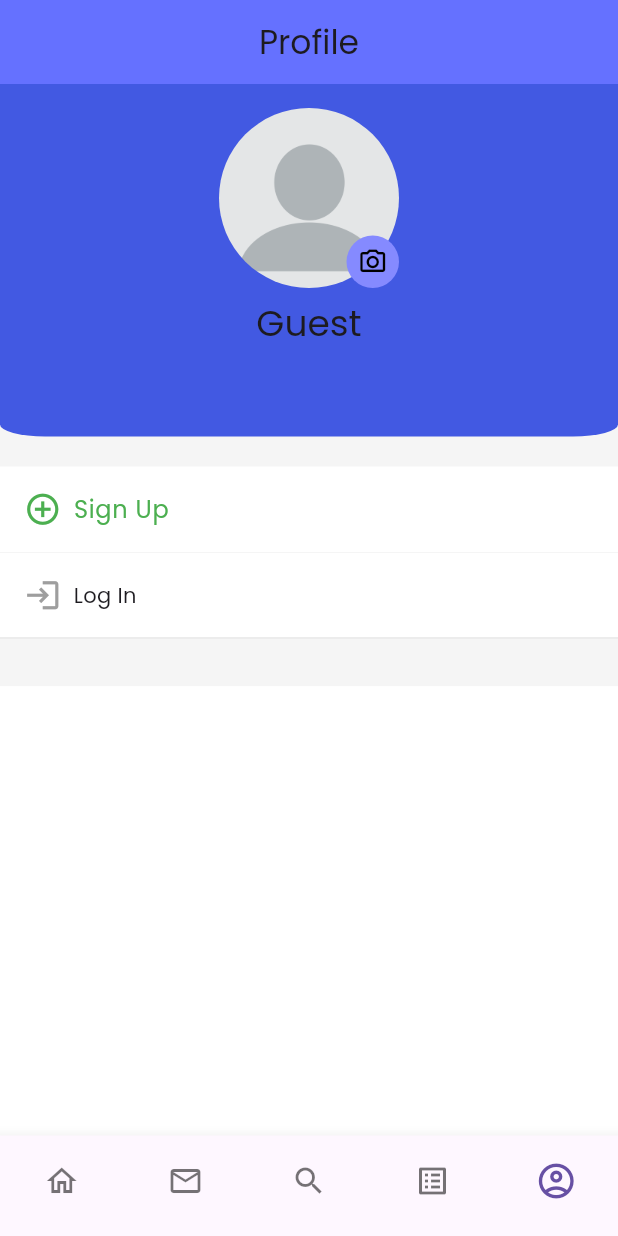
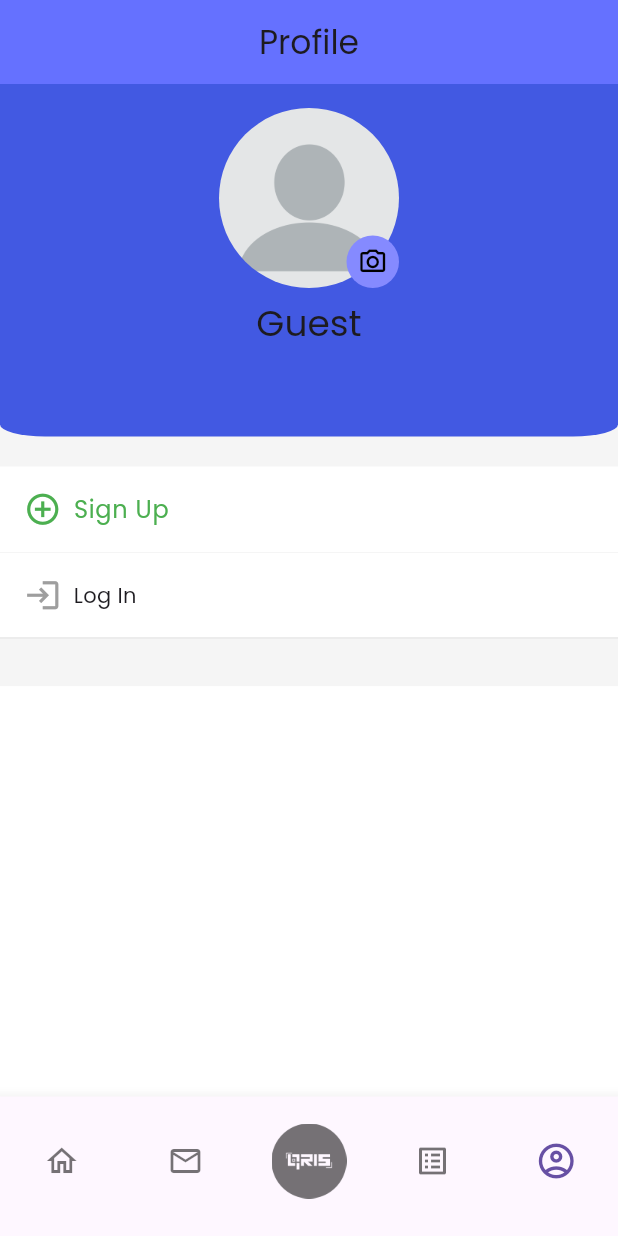
Before and after one commit to SeanAlden/freelancer-app-clone, a Flutter app: the screen it shows after launch, item 5 of the bottom bar chosen, on a phone screen of 412 x 824 dp. Run offline on Flutter 3.47's test engine with Material 3 defaults, Android fonts, the light colour scheme and no system bars; our stand-ins replace carousel_slider, dio, dropdown_button2, expandable_text, file_picker, flutter_countdown_timer and 15 more; missing offline and left inert: contentsize_tabbarview, google_maps_flutter_android, google_maps_flutter_platform_interface, map_location_picker, midtrans_sdk, omni_datetime_picker and 1 more; network calls fail.

Commit message:
menambahkan tombol qris

```diff
--- a/lib/views/User/navigation_page.dart
+++ b/lib/views/User/navigation_page.dart
@@ -44,9 +44,19 @@ class _NavigationPageState extends State<NavigationPage> {
       icon: Icon(Icons.mail_outline),
       label: 'Inbox',
     ),
+    // BottomNavigationBarItem(
+    //   icon: Icon(Icons.search),
+    //   label: 'Favorite',
+    // ),
+    // mengganti search icon pada bagian bawah dengan icon QRIS
     BottomNavigationBarItem(
-      icon: Icon(Icons.search),
-      label: 'Favorite',
+      icon: ImageIcon(
+        AssetImage(
+            'assets/images/qris.png',
+            ),
+            size: 50, // Ganti dengan path file gambar Anda
+      ),
+      label: 'QRIS',
     ),
     BottomNavigationBarItem(
       icon: Icon(Icons.list_alt_outlined),
--- a/pubspec.yaml
+++ b/pubspec.yaml
@@ -109,6 +109,7 @@ flutter:
   - assets/images/wall-clock.png
   - assets/images/report.jpg
   - assets/images/confirmed.jpg
+  - assets/images/qris.png
 
 
 
```
Also changed, not shown: lib/views/User/home_page.dart (+80 -4 lines), lib/widgets/loading_indicator.dart (+15 -3 lines), assets/images/qris.png (added).
